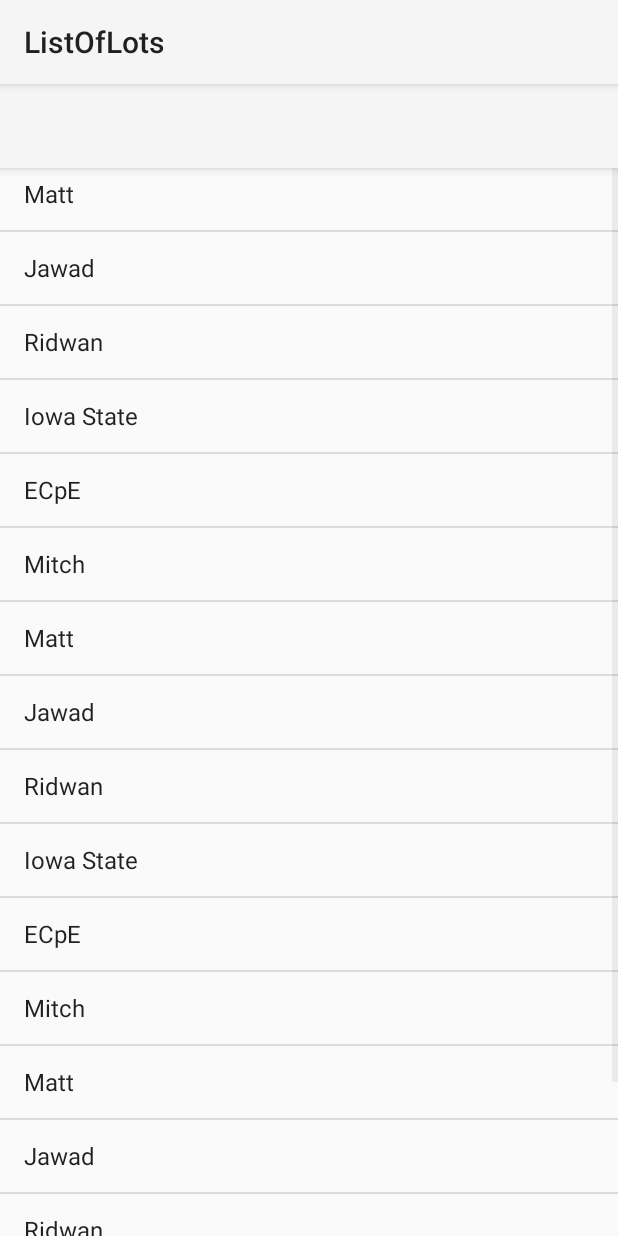
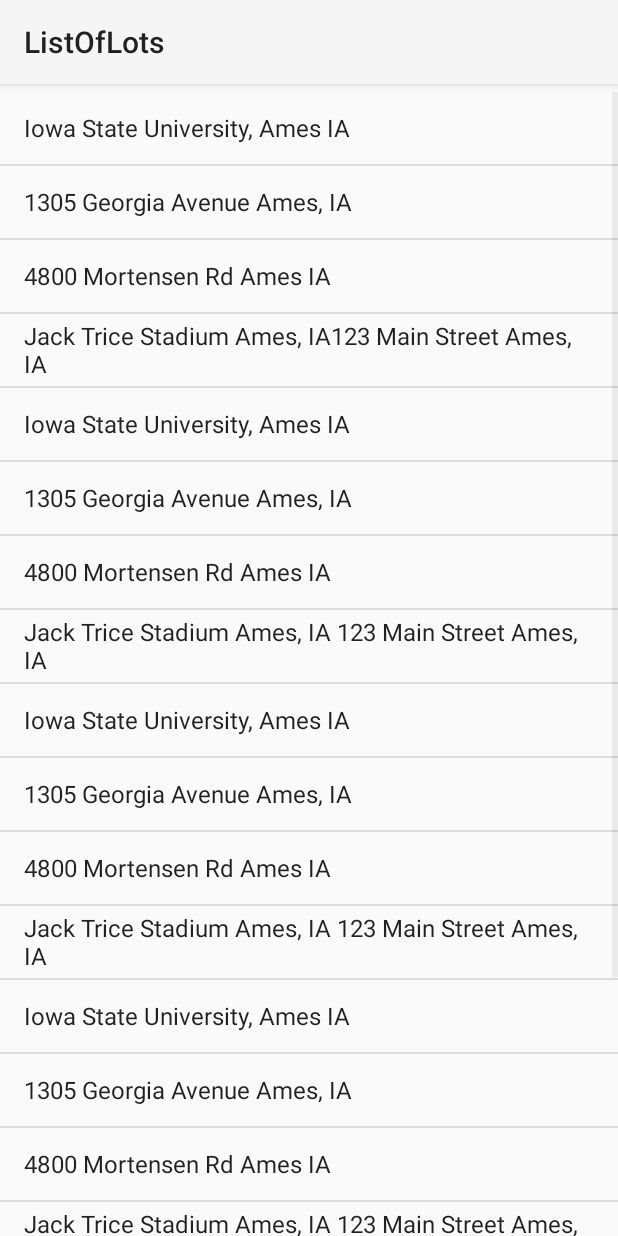
Before and after one commit to mrkerr/PrePark, an Android app: the ListOfLots screen opened directly, with no data from a screen before it, on a phone screen of 412 x 824 dp. Run offline under Robolectric (Android 15) with nearby library versions, the phone set to English and light mode, and no system bars; network calls fail.

Commit message:
List view looks better now, thanks Ridwan

```diff
--- a/PrePark/app/src/main/AndroidManifest.xml
+++ b/PrePark/app/src/main/AndroidManifest.xml
@@ -40,7 +40,9 @@
         <activity
             android:name=".ListOfLots"
             android:label="@string/title_activity_list_of_lots"
-            android:theme="@style/Theme.AppCompat.Light"></activity>
+            android:theme="@style/Theme.AppCompat.Light">
+
+        </activity>
     </application>
 
 </manifest>
--- a/PrePark/app/src/main/java/matt/prepark/ListOfLots.java
+++ b/PrePark/app/src/main/java/matt/prepark/ListOfLots.java
@@ -26,24 +26,17 @@ public class ListOfLots extends AppCompatActivity {
         setContentView(R.layout.activity_list_of_lots);
         listView = findViewById(R.id.list_view);
 
-        list.add("Mitch");
-        list.add("Matt");
-        list.add("Jawad");
-        list.add("Ridwan");
-        list.add("Iowa State");
-        list.add("ECpE");
-        list.add("Mitch");
-        list.add("Matt");
-        list.add("Jawad");
-        list.add("Ridwan");
-        list.add("Iowa State");
-        list.add("ECpE");
-        list.add("Mitch");
-        list.add("Matt");
-        list.add("Jawad");
-        list.add("Ridwan");
-        list.add("Iowa State");
-        list.add("ECpE");
+        String[] listofLots = {"Iowa State University, Ames IA", "1305 Georgia Avenue Ames, IA", "4800 Mortensen Rd Ames IA", "Jack Trice Stadium Ames, IA"
+        + "123 Main Street Ames, IA", "Iowa State University, Ames IA", "1305 Georgia Avenue Ames, IA", "4800 Mortensen Rd Ames IA", "Jack Trice Stadium Ames, IA"
+                + " 123 Main Street Ames, IA", "Iowa State University, Ames IA", "1305 Georgia Avenue Ames, IA", "4800 Mortensen Rd Ames IA", "Jack Trice Stadium Ames, IA"
+                + " 123 Main Street Ames, IA", "Iowa State University, Ames IA", "1305 Georgia Avenue Ames, IA", "4800 Mortensen Rd Ames IA", "Jack Trice Stadium Ames, IA"
+                + " 123 Main Street Ames, IA", "Iowa State University, Ames IA", "1305 Georgia Avenue Ames, IA", "4800 Mortensen Rd Ames IA", "Jack Trice Stadium Ames, IA"
+                + " 123 Main Street Ames, IA"};
+
+        for(int i = 0; i < listofLots.length; i++){
+            list.add(listofLots[i]);
+        }
+
 
         adapter = new ArrayAdapter(ListOfLots.this, android.R.layout.simple_list_item_1, list);
         listView.setAdapter(adapter);
--- a/PrePark/app/src/main/res/layout/activity_list_of_lots.xml
+++ b/PrePark/app/src/main/res/layout/activity_list_of_lots.xml
@@ -1,29 +1,15 @@
 <?xml version="1.0" encoding="utf-8"?>
 <android.support.design.widget.CoordinatorLayout xmlns:android="http://schemas.android.com/apk/res/android"
-    xmlns:app="http://schemas.android.com/apk/res-auto"
     xmlns:tools="http://schemas.android.com/tools"
     android:layout_width="match_parent"
     android:layout_height="match_parent"
     tools:context="matt.prepark.ListOfLots">
 
-    <android.support.design.widget.AppBarLayout
-        android:layout_width="match_parent"
-        android:layout_height="wrap_content"
-        android:theme="@style/AppTheme.AppBarOverlay">
 
-        <android.support.v7.widget.Toolbar
-            android:id="@+id/toolbar"
-            android:layout_width="match_parent"
-            android:layout_height="?attr/actionBarSize"
-            android:background="?attr/colorPrimary"
-            app:popupTheme="@style/AppTheme.PopupOverlay" />
-
-    </android.support.design.widget.AppBarLayout>
-
-    <include layout="@layout/content_list_of_lots" />
 
     <ListView
         android:id="@+id/list_view"
+        android:layout_marginTop="5dp"
         android:layout_width="match_parent"
         android:layout_height="match_parent" />
 
--- a/PrePark/app/src/main/res/layout/content_list_of_lots.xml
+++ /dev/null
@@ -1,11 +0,0 @@
-<?xml version="1.0" encoding="utf-8"?>
-<android.support.constraint.ConstraintLayout xmlns:android="http://schemas.android.com/apk/res/android"
-    xmlns:app="http://schemas.android.com/apk/res-auto"
-    xmlns:tools="http://schemas.android.com/tools"
-    android:layout_width="match_parent"
-    android:layout_height="match_parent"
-    app:layout_behavior="@string/appbar_scrolling_view_behavior"
-    tools:context="matt.prepark.ListOfLots"
-    tools:showIn="@layout/activity_list_of_lots">
-
-</android.support.constraint.ConstraintLayout>
```
